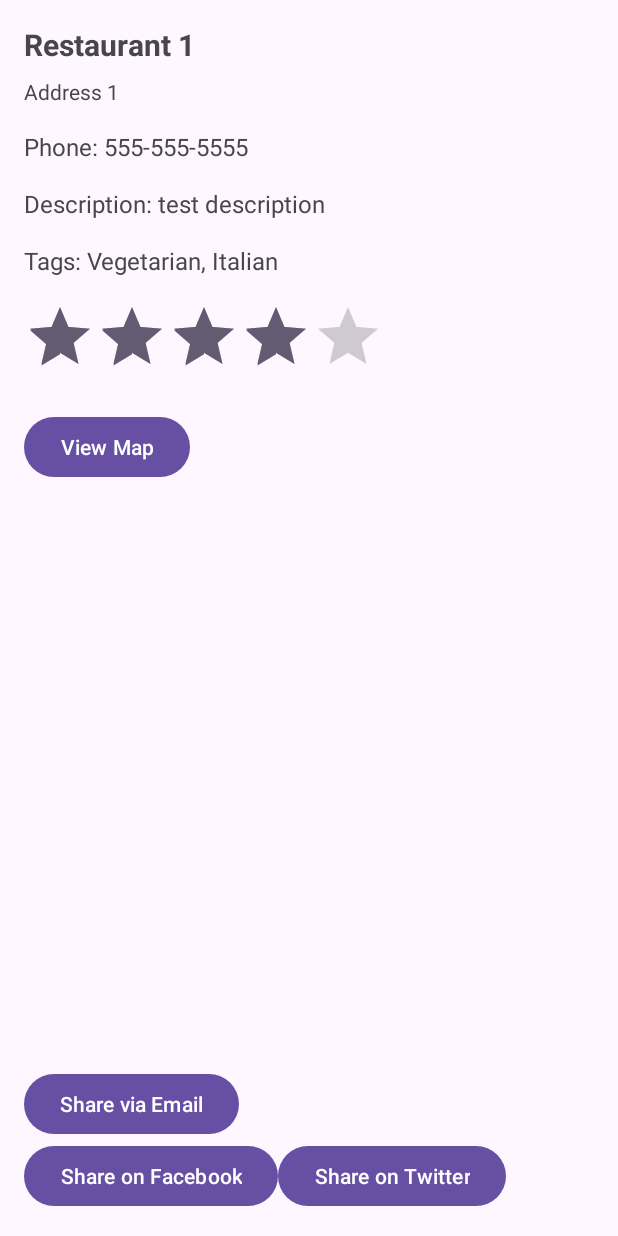
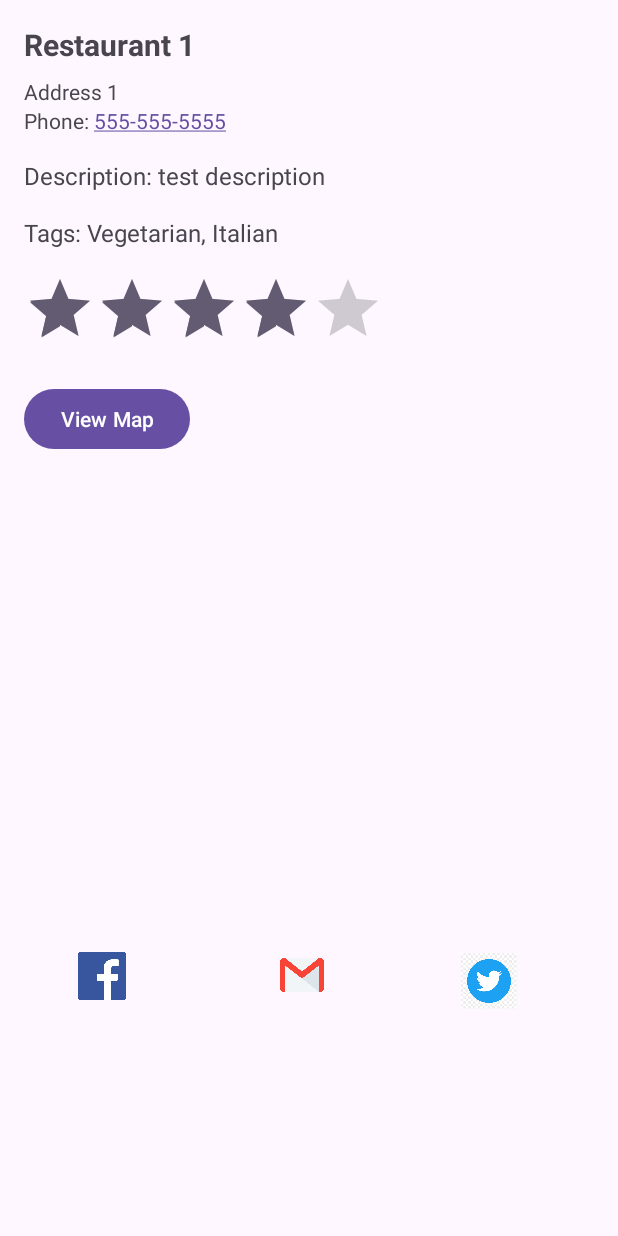
Before and after one commit to afrotastique/MobileProject, an Android app: the screen it shows after launch (RestaurantDetailsActivity), after a tap on "Restaurant 1", on a phone screen of 412 x 824 dp. Run offline under Robolectric (Android 15) with nearby library versions, the phone set to English and light mode, and no system bars.

Commit message:
updates and fixes
- style updates
- issue fixes
- phone functionality
- logos

```diff
--- a/app/src/main/AndroidManifest.xml
+++ b/app/src/main/AndroidManifest.xml
@@ -2,9 +2,12 @@
 <manifest xmlns:android="http://schemas.android.com/apk/res/android"
     xmlns:tools="http://schemas.android.com/tools">
 
-    <!-- Permission for fine location access -->
+    <!-- Permission Requests -->
     <uses-permission android:name="android.permission.ACCESS_FINE_LOCATION" />
     <uses-permission android:name="android.permission.ACCESS_COARSE_LOCATION" />
+    <uses-permission android:name="android.permission.CALL_PHONE" />
+
+    <uses-feature android:name="android.hardware.telephony" android:required="false" />
 
     <application
         android:allowBackup="true"
--- a/app/src/main/java/com/example/mobileproject/RestaurantAdapter.java
+++ b/app/src/main/java/com/example/mobileproject/RestaurantAdapter.java
@@ -1,6 +1,8 @@
 // RestaurantAdapter.java
 package com.example.mobileproject;
 
+import android.content.Intent;
+import android.net.Uri;
 import android.view.LayoutInflater;
 import android.view.View;
 import android.view.ViewGroup;
@@ -61,16 +63,30 @@ public class RestaurantAdapter extends RecyclerView.Adapter<RestaurantAdapter.Re
     static class RestaurantViewHolder extends RecyclerView.ViewHolder {
         private TextView textViewName;
         private TextView textViewAddress;
+        private TextView textViewPhone;
 
         RestaurantViewHolder(@NonNull View itemView) {
             super(itemView);
             textViewName = itemView.findViewById(R.id.textViewName);
             textViewAddress = itemView.findViewById(R.id.textViewAddress);
+            textViewPhone = itemView.findViewById(R.id.textViewPhone);
         }
 
         void bind(Restaurant restaurant) {
             textViewName.setText(restaurant.getName());
             textViewAddress.setText(restaurant.getAddress());
+            textViewPhone.setText(restaurant.getPhone());
+
+            textViewPhone.setOnClickListener(v -> {
+                // Create an Intent to dial the phone number
+                Intent intent = new Intent(Intent.ACTION_DIAL);
+                intent.setData(Uri.parse("tel:" + restaurant.getPhone()));
+                if (intent.resolveActivity(v.getContext().getPackageManager()) != null) {
+                    v.getContext().startActivity(intent);
+                }
+            });
+
         }
+
     }
 }
--- a/app/src/main/java/com/example/mobileproject/RestaurantDetailsActivity.java
+++ b/app/src/main/java/com/example/mobileproject/RestaurantDetailsActivity.java
@@ -6,6 +6,7 @@ import android.net.Uri;
 import android.os.Bundle;
 import android.text.TextUtils;
 import android.widget.Button;
+import android.widget.ImageButton;
 import android.widget.RatingBar;
 import android.widget.TextView;
 import androidx.appcompat.app.AppCompatActivity;
@@ -29,34 +30,37 @@ public class RestaurantDetailsActivity extends AppCompatActivity {
         TextView textViewTags = findViewById(R.id.textViewTags);
         RatingBar ratingBar = findViewById(R.id.ratingBar);
         Button btnViewMap = findViewById(R.id.btnViewMap);
-        Button btnShareEmail = findViewById(R.id.btnShareEmail);
-        Button btnShareFacebook = findViewById(R.id.btnShareFacebook);
-        Button btnShareTwitter = findViewById(R.id.btnShareTwitter);
+        ImageButton btnShareEmail = findViewById(R.id.btnShareEmail);
+        ImageButton btnShareFacebook = findViewById(R.id.btnShareFacebook);
+        ImageButton btnShareTwitter = findViewById(R.id.btnShareTwitter);
 
         // Populate views with restaurant details
         if (restaurant != null) {
+            final String phoneNumber = restaurant.getPhone();
+
             textViewName.setText(restaurant.getName());
             textViewAddress.setText(restaurant.getAddress());
             textViewPhone.setText("Phone: " + restaurant.getPhone());
             textViewDescription.setText("Description: " + restaurant.getDescription());
             textViewTags.setText("Tags: " + TextUtils.join(", ", restaurant.getTags()));
             ratingBar.setRating((float) restaurant.getRating());
+
+            textViewPhone.setOnClickListener(v -> dialPhoneNumber(phoneNumber));
         }
 
 
-        // Implement the click listener for the "View Map" button
+
+
+        // "View Map" button
         btnViewMap.setOnClickListener(v -> {
-            // Implement the logic to view the map
-            // For example, launch a map application with the restaurant's location
             String mapUri = "geo:0,0?q=" + Uri.encode(restaurant.getAddress());
             Intent mapIntent = new Intent(Intent.ACTION_VIEW, Uri.parse(mapUri));
             mapIntent.setPackage("com.google.android.apps.maps");
             startActivity(mapIntent);
         });
 
-        // Implement the click listener for the "Share via Email" button
+        // "Share via Email" button
         btnShareEmail.setOnClickListener(v -> {
-            // Implement the logic to share via email
             Intent emailIntent = new Intent(Intent.ACTION_SENDTO, Uri.fromParts("mailto", "", null));
             emailIntent.putExtra(Intent.EXTRA_SUBJECT, "Restaurant Recommendation");
             emailIntent.putExtra(Intent.EXTRA_TEXT, "Check out this restaurant:\n\n" +
@@ -67,18 +71,23 @@ public class RestaurantDetailsActivity extends AppCompatActivity {
         });
 
 
-        // Implement the click listener for the "Share on Facebook" button
+        // "Share on Facebook" button
         btnShareFacebook.setOnClickListener(v -> {
-            // Implement the logic to share on Facebook
-            // You can use the Facebook SDK or open the Facebook app
-            // with pre-filled content (if the app is installed)
+
         });
 
-        // Implement the click listener for the "Share on Twitter" button
+        //"Share on Twitter" button
         btnShareTwitter.setOnClickListener(v -> {
-            // Implement the logic to share on Twitter
-            // You can use the Twitter SDK or open the Twitter app
-            // with pre-filled content (if the app is installed)
+
         });
     }
+
+    // dialPhoneNumber method
+    private void dialPhoneNumber(String phoneNumber) {
+        Intent intent = new Intent(Intent.ACTION_DIAL);
+        intent.setData(Uri.parse("tel:" + phoneNumber));
+        if (intent.resolveActivity(getPackageManager()) != null) {
+            startActivity(intent);
+        }
+    }
 }
--- a/app/src/main/res/layout/activity_main.xml
+++ b/app/src/main/res/layout/activity_main.xml
@@ -9,15 +9,15 @@
 
     <androidx.recyclerview.widget.RecyclerView
         android:id="@+id/recyclerView"
-        android:layout_width="0dp"
-        android:layout_height="0dp"
+        android:layout_width="match_parent"
+        android:layout_height="wrap_content"
         android:layout_margin="16dp"
         app:layout_constraintBottom_toTopOf="@+id/btnAddRestaurant"
         app:layout_constraintEnd_toEndOf="parent"
+        app:layout_constraintHeight_default="wrap"
         app:layout_constraintStart_toStartOf="parent"
         app:layout_constraintTop_toTopOf="parent"
-        app:layout_constraintWidth_default="wrap"
-        app:layout_constraintHeight_default="wrap"/>
+        app:layout_constraintWidth_default="wrap" />
 
     <!-- Button for adding a new restaurant -->
     <Button
@@ -26,6 +26,7 @@
         android:layout_height="wrap_content"
         android:text="Add Restaurant"
         app:layout_constraintStart_toStartOf="parent"
+        app:layout_constraintEnd_toEndOf="parent"
         app:layout_constraintTop_toBottomOf="@+id/recyclerView"
         android:layout_marginTop="16dp"
         android:layout_marginStart="16dp"/>
@@ -37,6 +38,7 @@
         android:layout_height="wrap_content"
         android:text="Edit Restaurant"
         app:layout_constraintStart_toStartOf="parent"
+        app:layout_constraintEnd_toEndOf="parent"
         app:layout_constraintTop_toBottomOf="@+id/btnAddRestaurant"
         android:layout_marginTop="16dp"
         android:layout_marginStart="16dp"/>
@@ -48,6 +50,7 @@
         android:layout_height="wrap_content"
         android:text="Remove Restaurant"
         app:layout_constraintStart_toStartOf="parent"
+        app:layout_constraintEnd_toEndOf="parent"
         app:layout_constraintTop_toBottomOf="@+id/btnEditRestaurant"
         android:layout_marginTop="16dp"
         android:layout_marginStart="16dp"/>
--- a/app/src/main/res/layout/activity_restaurant_details.xml
+++ b/app/src/main/res/layout/activity_restaurant_details.xml
@@ -21,12 +21,13 @@
 
     <TextView
         android:id="@+id/textViewPhone"
-        android:layout_width="match_parent"
+        android:layout_width="wrap_content"
         android:layout_height="wrap_content"
-        android:text="Phone"
-        android:textSize="16sp"
-        android:layout_below="@id/textViewAddress"
-        android:layout_marginTop="16dp"/>
+        android:text="Phone Number"
+        android:clickable="true"
+        android:focusable="true"
+        android:autoLink="phone"
+        android:layout_below="@id/textViewAddress" />
 
     <RatingBar
         android:id="@+id/ratingBar"
@@ -65,26 +66,75 @@
 
 
     <!-- Buttons for sharing -->
-    <Button
+
+    <ImageButton
         android:id="@+id/btnShareEmail"
-        android:layout_width="wrap_content"
-        android:layout_height="wrap_content"
-        android:layout_above="@id/btnShareFacebook"
-        android:text="Share via Email" />
+        android:layout_width="48dp"
+        android:layout_height="48dp"
+        android:layout_alignParentStart="true"
+        android:layout_alignParentBottom="true"
+        android:layout_centerHorizontal="true"
+        android:layout_marginStart="161dp"
+        android:layout_marginLeft="57dp"
+        android:layout_marginBottom="134dp"
+        android:background="?attr/selectableItemBackgroundBorderless"
+        android:contentDescription="@string/share_via_email"
+        android:padding="8dp"
+        android:scaleType="centerInside"
+        android:src="@drawable/email" />
 
-    <Button
+    <ImageButton
         android:id="@+id/btnShareFacebook"
-        android:layout_width="wrap_content"
-        android:layout_height="wrap_content"
+        android:layout_width="48dp"
+        android:layout_height="48dp"
+        android:layout_alignParentStart="true"
         android:layout_alignParentBottom="true"
-        android:text="Share on Facebook" />
+        android:layout_marginStart="28dp"
+        android:layout_marginBottom="133dp"
+        android:background="?attr/selectableItemBackgroundBorderless"
+        android:contentDescription="@string/share_on_facebook"
+        android:padding="8dp"
+        android:scaleType="centerInside"
+        android:src="@drawable/facebook" />
 
-    <Button
+    <ImageButton
         android:id="@+id/btnShareTwitter"
-        android:layout_width="wrap_content"
-        android:layout_height="wrap_content"
+        android:layout_width="53dp"
+        android:layout_height="74dp"
+        android:layout_alignParentEnd="true"
         android:layout_alignParentBottom="true"
-        android:layout_toRightOf="@id/btnShareFacebook"
-        android:text="Share on Twitter" />
+        android:layout_marginStart="36dp"
+        android:layout_marginEnd="43dp"
+        android:layout_marginBottom="117dp"
+        android:background="?attr/selectableItemBackgroundBorderless"
+        android:contentDescription="@string/share_on_twitter"
+        android:padding="8dp"
+        android:scaleType="centerInside"
+        android:src="@drawable/twitter" />
+
+
+    <!--    <Button-->
+<!--        android:id="@+id/btnShareEmail"-->
+<!--        android:layout_width="wrap_content"-->
+<!--        android:layout_height="wrap_content"-->
+<!--        android:layout_above="@id/btnShareFacebook"-->
+<!--        android:text="Share via Email" />-->
+
+<!--    <Button-->
+<!--        android:id="@+id/btnShareFacebook"-->
+<!--        android:layout_width="wrap_content"-->
+<!--        android:layout_height="wrap_content"-->
+<!--        android:layout_alignParentBottom="true"-->
+<!--        android:text="Share on Facebook" />-->
+
+<!--    <Button-->
+<!--        android:id="@+id/btnShareTwitter"-->
+<!--        android:layout_width="wrap_content"-->
+<!--        android:layout_height="wrap_content"-->
+<!--        android:layout_alignParentBottom="true"-->
+<!--        android:layout_toRightOf="@id/btnShareFacebook"-->
+<!--        android:text="Share on Twitter" />-->
+
+
 
 </RelativeLayout>
--- a/app/src/main/res/layout/item_restaurant.xml
+++ b/app/src/main/res/layout/item_restaurant.xml
@@ -22,8 +22,10 @@
 
     <TextView
         android:id="@+id/textViewPhone"
-        android:layout_width="match_parent"
+        android:layout_width="wrap_content"
         android:layout_height="wrap_content"
-        android:layout_marginTop="8dp"
-        android:textSize="16sp" />
+        android:text="Phone Number"
+        android:autoLink="phone"
+        android:textColor="@color/link_color"
+        android:layout_below="@id/textViewAddress" />
 </LinearLayout>
--- a/app/src/main/res/values/colors.xml
+++ b/app/src/main/res/values/colors.xml
@@ -3,7 +3,7 @@
     <color name="colorPrimary">#2196F3</color>
     <color name="colorPrimaryDark">#1565C0</color>
     <color name="colorAccent">#FF4081</color>
-    <color name="colorSelected">#FF4081</color>
+    <color name="colorSelected">#ADD8E6</color>
+    <color name="link_color">#FF6200EE</color>
 
-    <!-- Add more colors as needed -->
 </resources>
--- a/app/src/main/res/values/strings.xml
+++ b/app/src/main/res/values/strings.xml
@@ -1,3 +1,6 @@
 <resources>
     <string name="app_name">MobileProject</string>
+    <string name="share_via_email">Share via Email</string>
+    <string name="share_on_facebook">Share on Facebook</string>
+    <string name="share_on_twitter">Share on Twitter</string>
 </resources>
```
Also changed, not shown: app/src/main/res/drawable/email.png (added), app/src/main/res/drawable/facebook.png (added), app/src/main/res/drawable/twitter.png (added).
